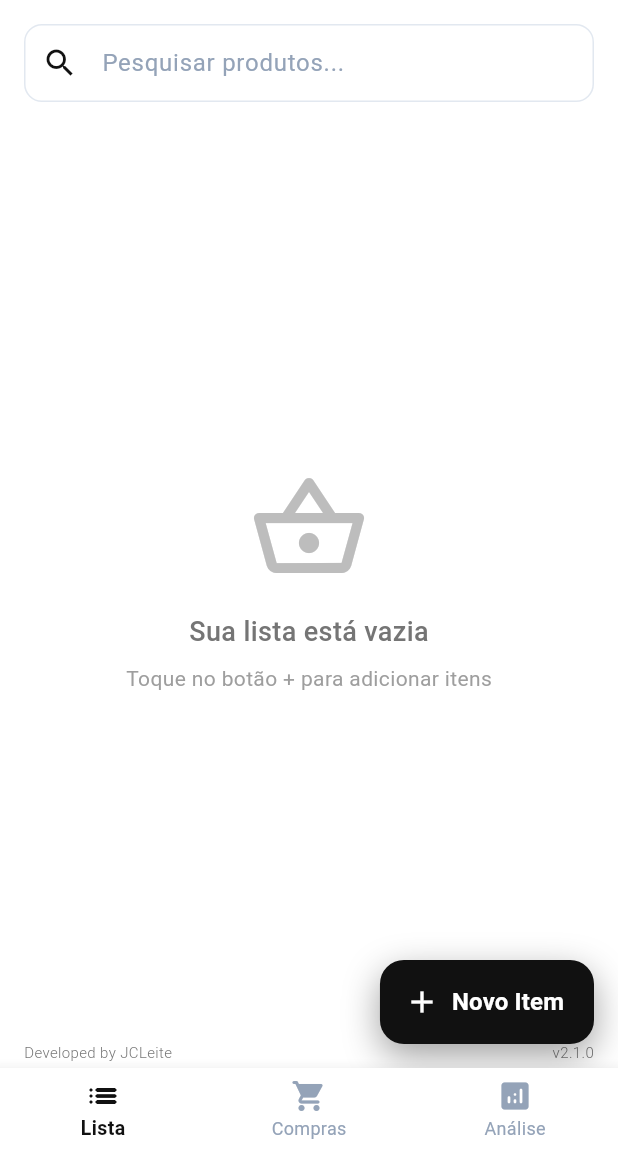
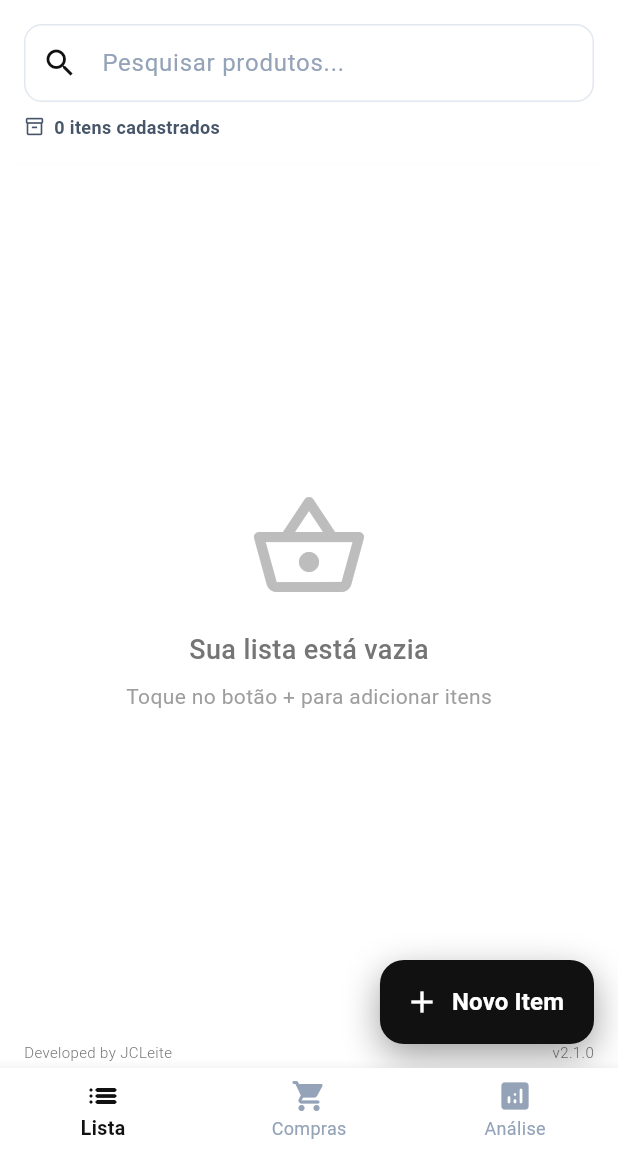
Before and after one commit to JCZerf/Comprix, a Flutter app: the screen it shows after launch, on a phone screen of 412 x 824 dp, the part 84-1236 px from its top. Run offline on Flutter 3.47's test engine with Material 3 defaults, Android fonts, the phone set to English and light mode, and no system bars; our stand-ins replace sqflite; accounts and stored records are empty.

Commit message:
feat: enhance UI components across HomePage, SelectItemPage, and ShoppingPage; improve item count display and styling

```diff
--- a/lib/screens/HomePage.dart
+++ b/lib/screens/HomePage.dart
@@ -84,6 +84,9 @@ class _HomePageState extends State<HomePage> {
   @override
   Widget build(BuildContext context) {
     final itemController = Provider.of<MarketItemController>(context);
+    final totalItemsCount = itemController.allItems.length;
+    final visibleItemsCount = itemController.items.length;
+    final hasActiveSearch = _searchController.text.trim().isNotEmpty;
     final searchSuggestions = buildItemNameSuggestions(
       itemController.allItems,
       _searchController.text,
@@ -320,6 +323,44 @@ class _HomePageState extends State<HomePage> {
                           _showSearchSuggestions = false;
                         });
                       },
+                    ),
+                    const SizedBox(height: 8),
+                    Row(
+                      children: [
+                        const Icon(
+                          Icons.inventory_2_outlined,
+                          size: 14,
+                          color: AppColors.textSecondary,
+                        ),
+                        const SizedBox(width: 6),
+                        Text(
+                          '$totalItemsCount ${totalItemsCount == 1 ? 'item cadastrado' : 'itens cadastrados'}',
+                          style: const TextStyle(
+                            fontSize: 12,
+                            color: AppColors.textSecondary,
+                            fontWeight: FontWeight.w600,
+                          ),
+                        ),
+                        if (hasActiveSearch) ...[
+                          const SizedBox(width: 8),
+                          const Text(
+                            '•',
+                            style: TextStyle(
+                              fontSize: 12,
+                              color: AppColors.textLight,
+                            ),
+                          ),
+                          const SizedBox(width: 8),
+                          Text(
+                            'Mostrando $visibleItemsCount',
+                            style: const TextStyle(
+                              fontSize: 12,
+                              color: AppColors.textSecondary,
+                              fontWeight: FontWeight.w500,
+                            ),
+                          ),
+                        ],
+                      ],
                     ),
                   ],
                 ),
@@ -612,26 +653,19 @@ class _HomePageState extends State<HomePage> {
                                                           vertical: 5,
                                                         ),
                                                     decoration: BoxDecoration(
-                                                      gradient: LinearGradient(
-                                                        colors: [
-                                                          AppColors
-                                                              .backgroundBlue,
-                                                          AppColors.accentBlue
-                                                              .withValues(
-                                                                alpha: 0.22,
-                                                              ),
-                                                        ],
-                                                      ),
+                                                      color: Colors.white,
                                                       borderRadius:
                                                           BorderRadius.circular(
                                                             8,
                                                           ),
+                                                      border: Border.all(
+                                                        color: AppColors.divider,
+                                                      ),
                                                       boxShadow: [
                                                         BoxShadow(
-                                                          color: AppColors
-                                                              .primaryBlue
+                                                          color: Colors.black
                                                               .withValues(
-                                                                alpha: 0.2,
+                                                                alpha: 0.05,
                                                               ),
                                                           blurRadius: 4,
                                                           offset: const Offset(
```
Also changed, not shown: lib/screens/SelectItemPage.dart (+24 -43 lines), lib/screens/Shopping_page.dart (+17 -38 lines).
